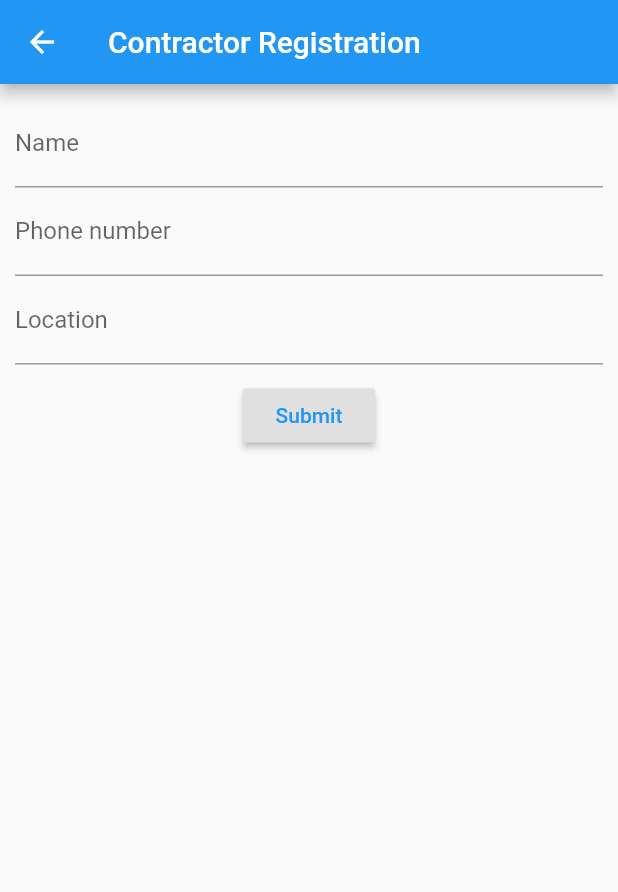
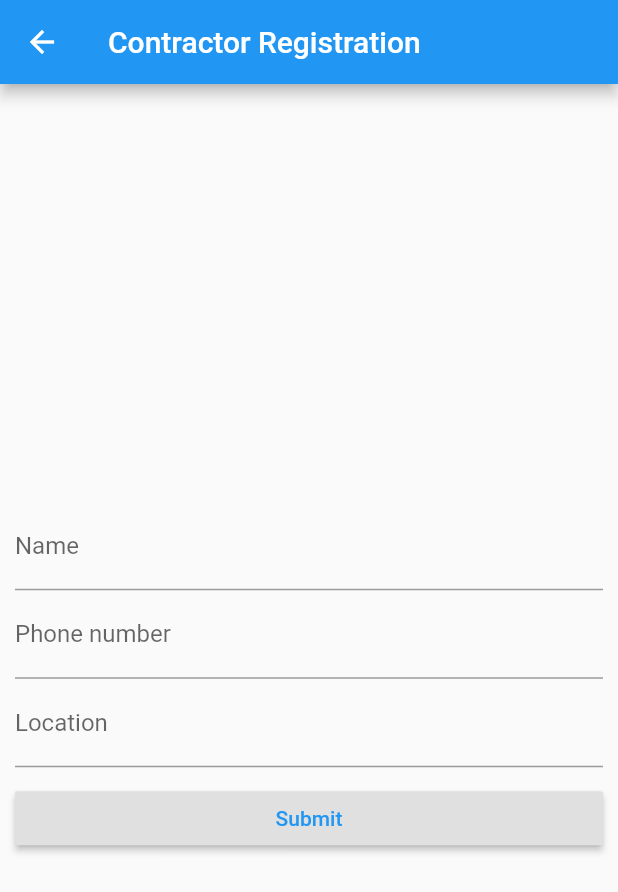
Before and after one commit to tanmay-sinha/open-innovation-rozgaar, a Flutter app: the contractor_registration screen opened directly, on a phone screen of 412 x 824 dp. Shown: the top 892 px of the screen. Run offline on Flutter 3.47's test engine with Material 2 defaults, Android fonts, the phone set to English and light mode, and no system bars; network calls fail.

```diff
--- a/rozgaar/lib/Contractor/Contractor_register.dart
+++ b/rozgaar/lib/Contractor/Contractor_register.dart
@@ -26,7 +26,10 @@ class _contractor_registrationState extends State<contractor_registration> {
         child: Form(
           key: _formKey,
           child: Column(
+            mainAxisAlignment: MainAxisAlignment.center,
+            crossAxisAlignment: CrossAxisAlignment.stretch,
             children: <Widget>[
+              SizedBox(height: 24.0),
               TextFormField(
                 decoration: InputDecoration(
                   labelText: 'Name',
```
Also changed, not shown: rozgaar/lib/Contractor/contractor_login.dart (+24 -6 lines), rozgaar/lib/Contractor/contractor_reqirenments.dart (+0 -23 lines).
